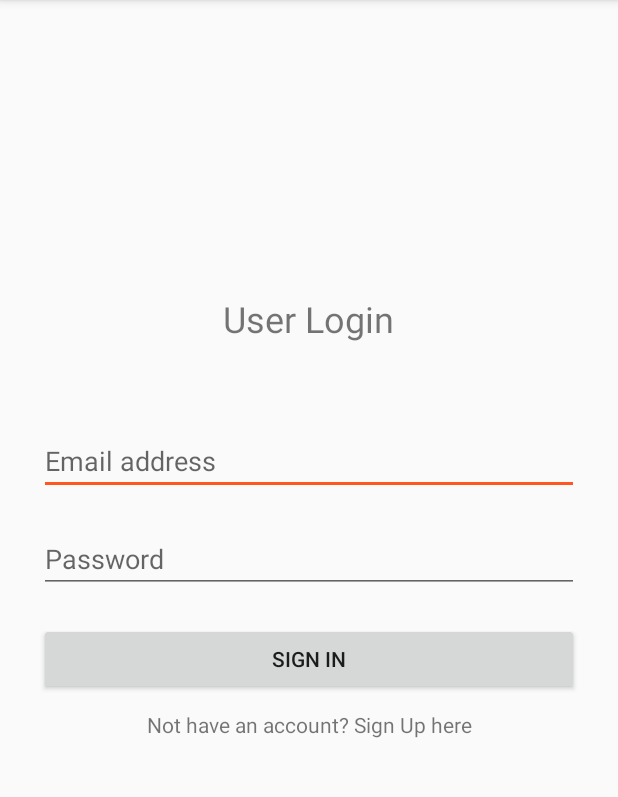
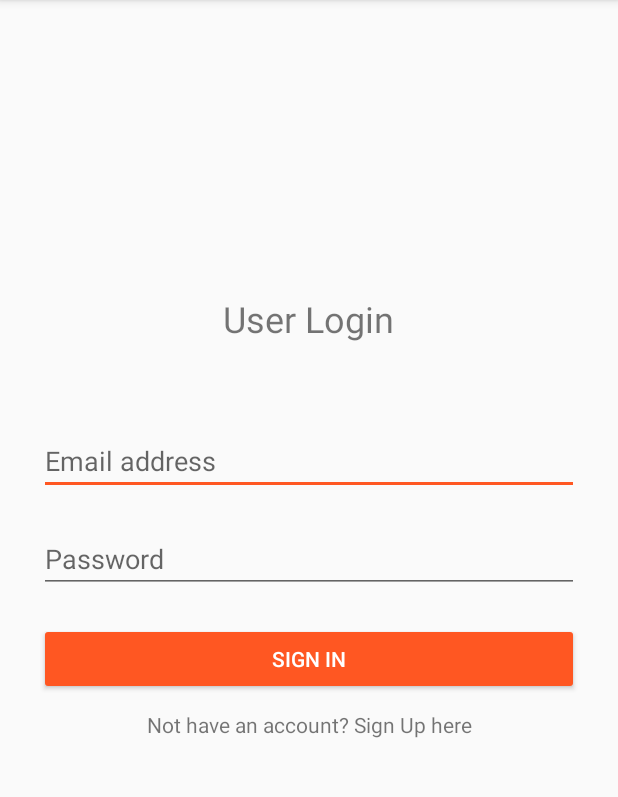
Before and after one commit to Ecko95/QuickSnap, an Android app: the screen it shows after launch (MainActivity), on a phone screen of 412 x 824 dp, the part 84-881 px from its top. Run offline under Robolectric (Android 15) with nearby library versions, the phone set to English and light mode, and no system bars; our stand-ins replace Firebase (no records; nobody signed in at launch, a user with empty details on screens opened directly); libraries missing offline, so code that uses them is left out: com.github.paolorotolo.appintro.

Commit message:
Changed button styles to colored

```diff
--- a/app/src/main/res/layout/activity_main.xml
+++ b/app/src/main/res/layout/activity_main.xml
@@ -52,7 +52,9 @@
             android:layout_height="wrap_content"
             android:text="@string/btn_sign_in"
             android:layout_margin="10dp"
-            android:textAlignment="center" />
+            android:textAlignment="center"
+            style="@android:style/Widget.Material.Button.Colored"
+            />
 
         <TextView
             android:id="@+id/txtSignUp"
--- a/app/src/main/res/layout/activity_register.xml
+++ b/app/src/main/res/layout/activity_register.xml
@@ -42,7 +42,8 @@
             android:layout_height="wrap_content"
             android:text="@string/btn_register"
             android:layout_margin="10dp"
-            android:textAlignment="center" />
+            android:textAlignment="center"
+            style="@android:style/Widget.Material.Button.Colored"/>
 
         <TextView
             android:id="@+id/txtSignIn"
```
